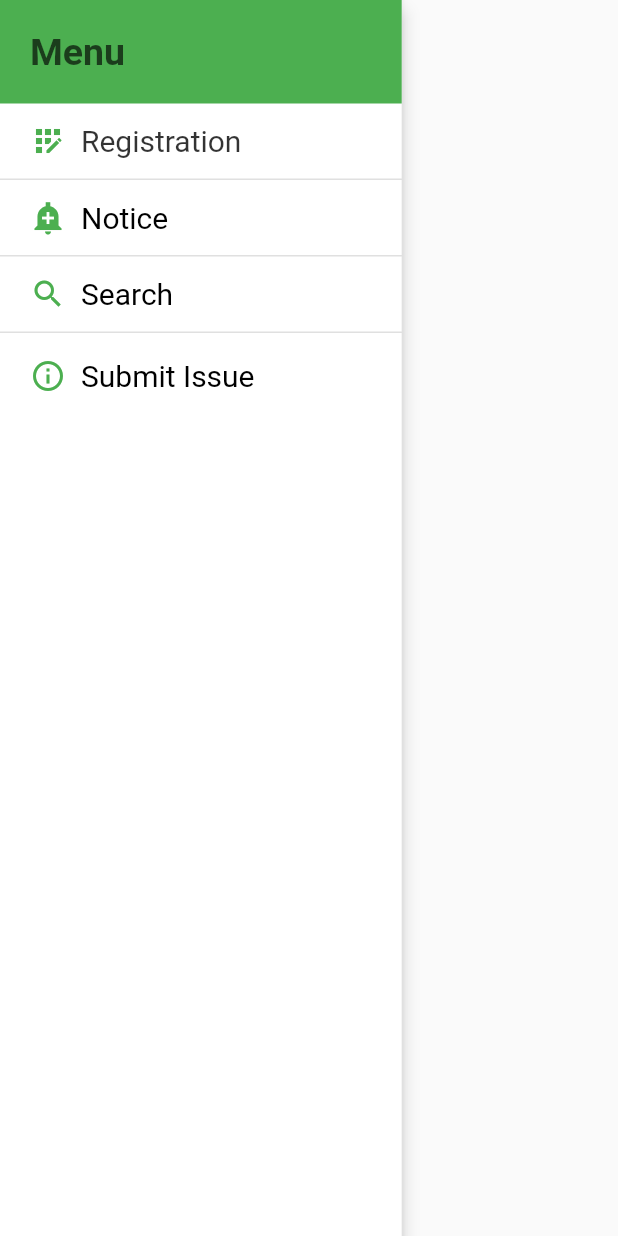
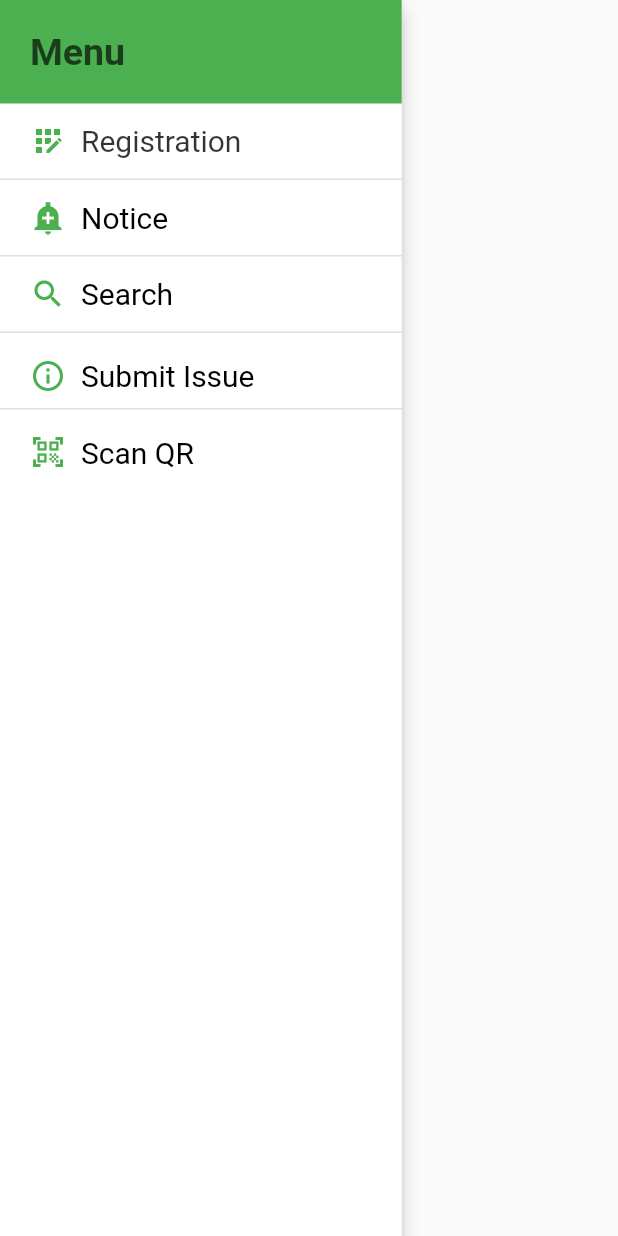
Before and after one commit to mahbubcrx12/Dof-app, a Flutter app: the HomePageDrawer widget shown alone on an empty page, opened directly, on a phone screen of 412 x 824 dp. Run offline on Flutter 3.47's test engine with Material 2 defaults, Android fonts, the phone set to English and light mode, and no system bars; our stand-ins replace connectivity_plus, dio, flutter_spinkit, fluttertoast, image_gallery_saver, image_picker and 3 more; missing offline and left inert: file_utils, qr_code_scanner.

Commit message:
adding qr scanner

```diff
--- a/lib/screen/drawer_of_homepage.dart
+++ b/lib/screen/drawer_of_homepage.dart
@@ -2,6 +2,7 @@ import 'package:flutter/material.dart';
 import 'package:motsha_app/screen/add_fisherman_info.dart';
 import 'package:motsha_app/screen/issue_submit.dart';
 import 'package:motsha_app/screen/notice_page.dart';
+import 'package:motsha_app/screen/scan_qr.dart';
 import 'package:motsha_app/screen/search_fisherman.dart';
 
 class HomePageDrawer extends StatefulWidget {
@@ -192,6 +193,44 @@ class _HomePageDrawerState extends State<HomePageDrawer> {
                     ),
                   ),
                 ),
+                Container(
+                  height: 1,
+                  color: Colors.black12,
+                ),
+                // Divider(color: Colors.black,height: 2),
+                InkWell(
+                  splashColor: Colors.blueGrey[200],
+
+                  onTap: (() {
+                    Future.delayed(const Duration(milliseconds: 200), () {
+                      Navigator.push(
+                          context, MaterialPageRoute(builder: (context) => QRScanner()));
+                    });
+                  }),
+                  child: Container(
+                    height: 50,
+                    width: MediaQuery.of(context).size.width * .9,
+                    color: color,
+                    child: Padding(
+                      padding: const EdgeInsets.only(left: 20, top: 7),
+                      child: Row(
+                        children: [
+                          Icon(Icons.qr_code_scanner_sharp, color: Colors.green),
+                          SizedBox(
+                            width: 10,
+                          ),
+                          Text(
+                            "Scan QR",
+                            style: TextStyle(
+                              fontSize: 20,
+                              color: Colors.black,
+                            ),
+                          ),
+                        ],
+                      ),
+                    ),
+                  ),
+                ),
               ],
             ),
           ),
--- a/pubspec.yaml
+++ b/pubspec.yaml
@@ -53,6 +53,7 @@ dependencies:
   internet_connection_checker: ^1.0.0+1
   connectivity_plus: ^3.0.2
   file_utils: any
+  qr_code_scanner: ^1.0.1
 
 
 
```
Also changed, not shown: lib/screen/scan_qr.dart (added, +167 -0 lines), pubspec.lock, 1 other file.
